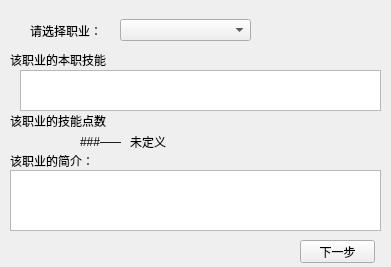
Chlamydomonos/coc7sys, file UI/ChooseProfession_UI.ui: the form before one commit.
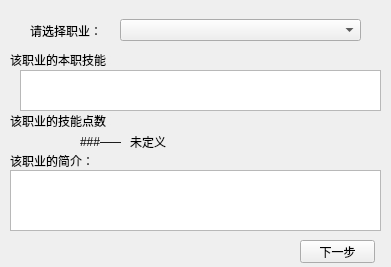
The form after the commit.

The edit to the form file:
```diff
--- a/UI/ChooseProfession_UI.ui
+++ b/UI/ChooseProfession_UI.ui
@@ -18,7 +18,7 @@
     <rect>
      <x>120</x>
      <y>19</y>
-     <width>131</width>
+     <width>241</width>
      <height>22</height>
     </rect>
    </property>
```
